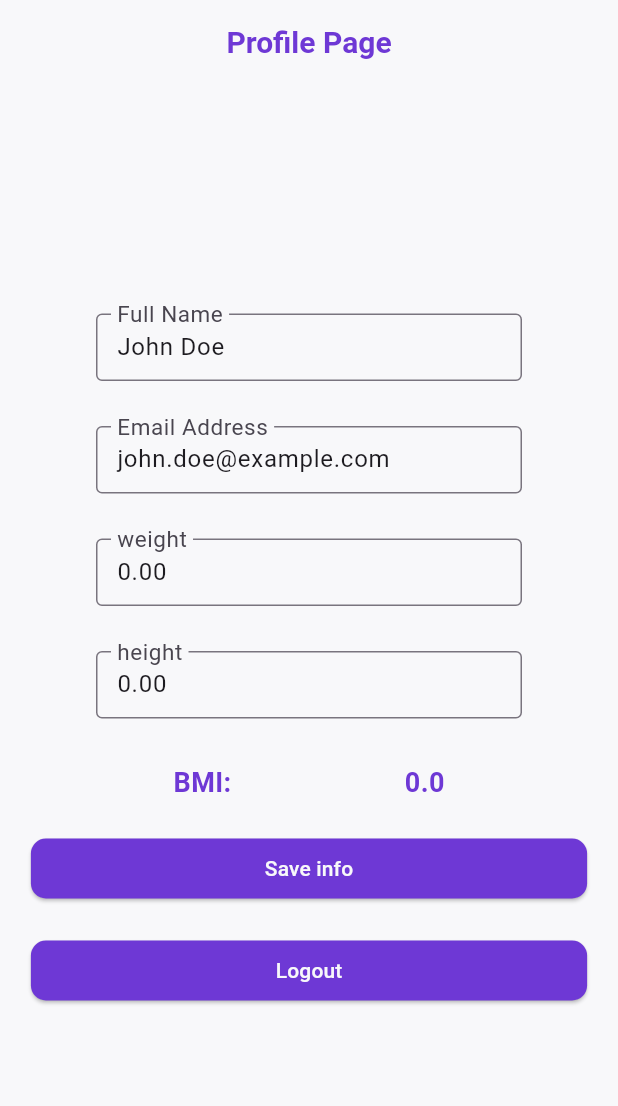
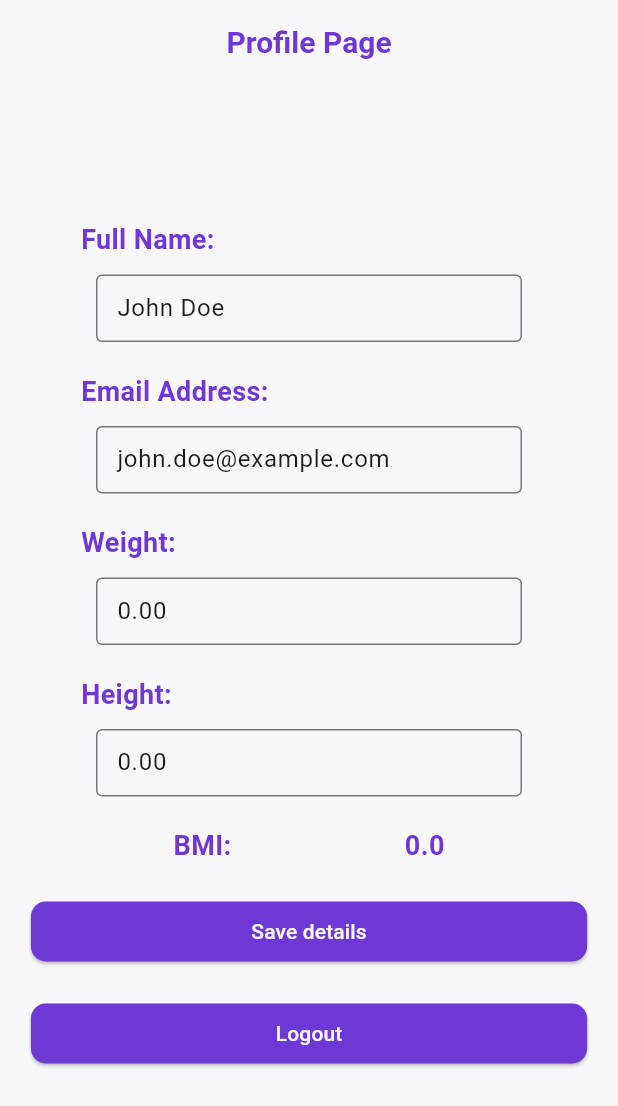
Before and after one commit to Jheng318/231483Y_Project1_JiaHong, a Flutter app: the ProfileScreen screen opened directly, on a phone screen of 412 x 824 dp. Shown: the top 1106 px of the screen. Run offline on Flutter 3.47's test engine with Material 3 defaults, Android fonts, the phone set to English and light mode, and no system bars; our stand-ins replace flutter_rating, flutter_svg; accounts and stored records are empty.

Commit message:
finished the workout app

```diff
--- a/lib/pages/aboutus.dart
+++ b/lib/pages/aboutus.dart
@@ -124,7 +124,7 @@ class _AboutusPageState extends State<AboutusPage> {
               height: 40,
             ),
             const Text(
-              "Contact Infromation",
+              "Contact Information",
               style: TextStyle(
                 color: ColorExtensions.purple,
                 fontSize: 18,
@@ -298,7 +298,7 @@ class _AboutusPageState extends State<AboutusPage> {
                             style: TextStyle(
                                 color: ColorExtensions.purple, fontSize: 14.0),
                           ),
-                        ))
+                        )),
                   ])
                 ],
               ),
--- a/lib/pages/login.dart
+++ b/lib/pages/login.dart
@@ -33,7 +33,7 @@ class _LoginPageState extends State<LoginPage> {
     );
     final isPasswordValid = passwordRegex.hasMatch(password ?? '');
     if (!isPasswordValid) {
-      return '8 characters, 1 uppercase, 1 lowercase letter, and 1 digit.';
+      return '8 characters with uppercase, numbers and symbols.';
     }
 
     return null;
@@ -43,7 +43,8 @@ class _LoginPageState extends State<LoginPage> {
   Widget build(BuildContext context) {
     return Scaffold(
       backgroundColor: ColorExtensions.gray,
-      body: Center(
+      body: SafeArea(
+        child: Center(
           widthFactor: MediaQuery.of(context).size.width * 0.9,
           child: SafeArea(
             child: SingleChildScrollView(
@@ -94,7 +95,8 @@ class _LoginPageState extends State<LoginPage> {
                                       color: ColorExtensions.purple)),
                             ),
                             validator: validateEmail,
-                          autovalidateMode: AutovalidateMode.onUserInteraction,
+                            autovalidateMode:
+                                AutovalidateMode.onUserInteraction,
                             onSaved: (val) {
                               setState(() {
                                 email = val;
@@ -118,14 +120,16 @@ class _LoginPageState extends State<LoginPage> {
                               border: OutlineInputBorder(
                                   borderRadius: BorderRadius.circular(4),
                                   borderSide: const BorderSide(
-                                    color: ColorExtensions.purple, width: 2.0)),
+                                      color: ColorExtensions.purple,
+                                      width: 2.0)),
                               errorBorder: OutlineInputBorder(
                                 borderRadius: BorderRadius.circular(4),
                                 borderSide: const BorderSide(color: Colors.red),
                               ),
                             ),
                             validator: validatePassword,
-                          autovalidateMode: AutovalidateMode.onUserInteraction,
+                            autovalidateMode:
+                                AutovalidateMode.onUserInteraction,
                             onSaved: (val) {
                               setState(() {
                                 password = val;
@@ -148,7 +152,8 @@ class _LoginPageState extends State<LoginPage> {
                             // save the form values int the email an password variables
                             _formKey.currentState!.save();
 
-                          User data = User(email: email!, password: password!);
+                            User data =
+                                User(email: email!, password: password!);
                             // to loop through the users list and check whether the details entered is in the listOfUsers list
                             // in the users.dart
                             for (final user in widget.users!) {
@@ -208,6 +213,7 @@ class _LoginPageState extends State<LoginPage> {
             ),
           ),
         ),
+      ),
     );
   }
 }
--- a/lib/pages/profile.dart
+++ b/lib/pages/profile.dart
@@ -52,11 +52,25 @@ class _ProfileScreenState extends State<ProfileScreen> {
                   key: formKey,
                   child: Column(
                     children: [
+                      const Row(
+                        mainAxisAlignment: MainAxisAlignment.start,
+                        children: [
+                          SizedBox(
+                            width: 54,
+                          ),
+                          Text("Full Name:",
+                              style: TextStyle(
+                                  color: ColorExtensions.purple,
+                                  fontSize: 18,
+                                  fontWeight: FontWeight.bold)),
+                        ],
+                      ),
+                      const SizedBox(
+                        height: 10,
+                      ),
                       TextFormField(
                         initialValue: user?.fullName ?? "",
                         decoration: InputDecoration(
-                            labelText: "Full Name",
-                            labelStyle: const TextStyle(fontSize: 20),
                             contentPadding: const EdgeInsets.symmetric(
                                 vertical: 5, horizontal: 10),
                             constraints: const BoxConstraints(
@@ -75,13 +89,27 @@ class _ProfileScreenState extends State<ProfileScreen> {
                         },
                       ),
                       const SizedBox(
-                        height: 30,
+                        height: 20,
+                      ),
+                      const Row(
+                        mainAxisAlignment: MainAxisAlignment.start,
+                        children: [
+                          SizedBox(
+                            width: 54,
+                          ),
+                          Text("Email Address:",
+                              style: TextStyle(
+                                  color: ColorExtensions.purple,
+                                  fontSize: 18,
+                                  fontWeight: FontWeight.bold)),
+                        ],
+                      ),
+                      const SizedBox(
+                        height: 10,
                       ),
                       TextFormField(
                         initialValue: user?.email ?? "",
                         decoration: InputDecoration(
-                            labelText: "Email Address",
-                            labelStyle: const TextStyle(fontSize: 20),
                             contentPadding: const EdgeInsets.symmetric(
                                 vertical: 5, horizontal: 10),
                             constraints: const BoxConstraints(
@@ -100,13 +128,27 @@ class _ProfileScreenState extends State<ProfileScreen> {
                         },
                       ),
                       const SizedBox(
-                        height: 30,
+                        height: 20,
+                      ),
+                      const Row(
+                        mainAxisAlignment: MainAxisAlignment.start,
+                        children: [
+                          SizedBox(
+                            width: 54,
+                          ),
+                          Text("Weight:",
+                              style: TextStyle(
+                                  color: ColorExtensions.purple,
+                                  fontSize: 18,
+                                  fontWeight: FontWeight.bold)),
+                        ],
+                      ),
+                      const SizedBox(
+                        height: 10,
                       ),
                       TextFormField(
                         initialValue: user?.weight?.toString() ?? "0.00",
                         decoration: InputDecoration(
-                            labelText: "weight",
-                            labelStyle: const TextStyle(fontSize: 20),
                             contentPadding: const EdgeInsets.symmetric(
                                 vertical: 5, horizontal: 10),
                             constraints: const BoxConstraints(
@@ -125,13 +167,27 @@ class _ProfileScreenState extends State<ProfileScreen> {
                         },
                       ),
                       const SizedBox(
-                        height: 30,
+                        height: 20,
+                      ),
+                      const Row(
+                        mainAxisAlignment: MainAxisAlignment.start,
+                        children: [
+                          SizedBox(
+                            width: 54,
+                          ),
+                          Text("Height:",
+                              style: TextStyle(
+                                  color: ColorExtensions.purple,
+                                  fontSize: 18,
+                                  fontWeight: FontWeight.bold)),
+                        ],
+                      ),
+                      const SizedBox(
+                        height: 10,
                       ),
                       TextFormField(
                         initialValue: user?.height?.toString() ?? "0.00",
                         decoration: InputDecoration(
-                            labelText: "height",
-                            labelStyle: const TextStyle(fontSize: 20),
                             contentPadding: const EdgeInsets.symmetric(
                                 vertical: 5, horizontal: 10),
                             constraints: const BoxConstraints(
@@ -150,7 +206,7 @@ class _ProfileScreenState extends State<ProfileScreen> {
                         },
                       ),
                       const SizedBox(
-                        height: 30,
+                        height: 20,
                       ),
                     ],
                   )),
@@ -184,6 +240,9 @@ class _ProfileScreenState extends State<ProfileScreen> {
                       userModel.updateEmail(email ?? "");
                       userModel.updateWeight(weight ?? 0.0);
                       userModel.updateHeight(height ?? 0.0);
+                      ScaffoldMessenger.of(context).showSnackBar(
+                        const SnackBar(content: Text('Information Upadated')),
+                      );
                     }
                   },
                   style: ElevatedButton.styleFrom(
@@ -194,7 +253,7 @@ class _ProfileScreenState extends State<ProfileScreen> {
                           10.0), // Adjust the radius as needed
                     ),
                   ),
-                  child: const Text("Save info"),
+                  child: const Text("Save details"),
                 ),
               ),
               const SizedBox(
@@ -223,6 +282,9 @@ class _ProfileScreenState extends State<ProfileScreen> {
                   child: const Text("Logout"),
                 ),
               ),
+              const SizedBox(
+                height: 20,
+              )
             ],
           );
         }),
--- a/lib/pages/signUp.dart
+++ b/lib/pages/signUp.dart
@@ -30,7 +30,7 @@ class _SignupPageState extends State<SignupPage> {
     );
     final isPasswordValid = passwordRegex.hasMatch(password ?? '');
     if (!isPasswordValid) {
-      return '8 characters, 1 uppercase, 1 lowercase letter, and 1 digit.';
+      return '8 characters with uppercase, numbers and symbols.';
     }
 
     return null;
@@ -150,7 +150,7 @@ class _SignupPageState extends State<SignupPage> {
                         ),
                         const Padding(padding: EdgeInsets.only(top: 20)),
                         TextFormField(
-                          obscureText: false,
+                          obscureText: true,
                           controller: _passwordController,
                           decoration: InputDecoration(
                             constraints: const BoxConstraints(
@@ -182,7 +182,7 @@ class _SignupPageState extends State<SignupPage> {
                         ),
                         const Padding(padding: EdgeInsets.only(top: 20)),
                         TextFormField(
-                          obscureText: false,
+                          obscureText: true,
                           decoration: InputDecoration(
                             constraints: const BoxConstraints(
                               maxWidth: 284,
@@ -228,10 +228,10 @@ class _SignupPageState extends State<SignupPage> {
                           _formKey.currentState!.save();
 
                           User data = User(
-                            email: email!,
-                            fullName: fullName!,
-                            password: password!,
-                          );
+                              email: email!,
+                              fullName: fullName!,
+                              password: password!,
+                              favouriteWorkouts: []);
 
                           // to check if there is data that is recieved from the form an add it into the users array
                           if (data.email!.isNotEmpty &&
```
Lines whose indentation alone changed are shown as unchanged.
